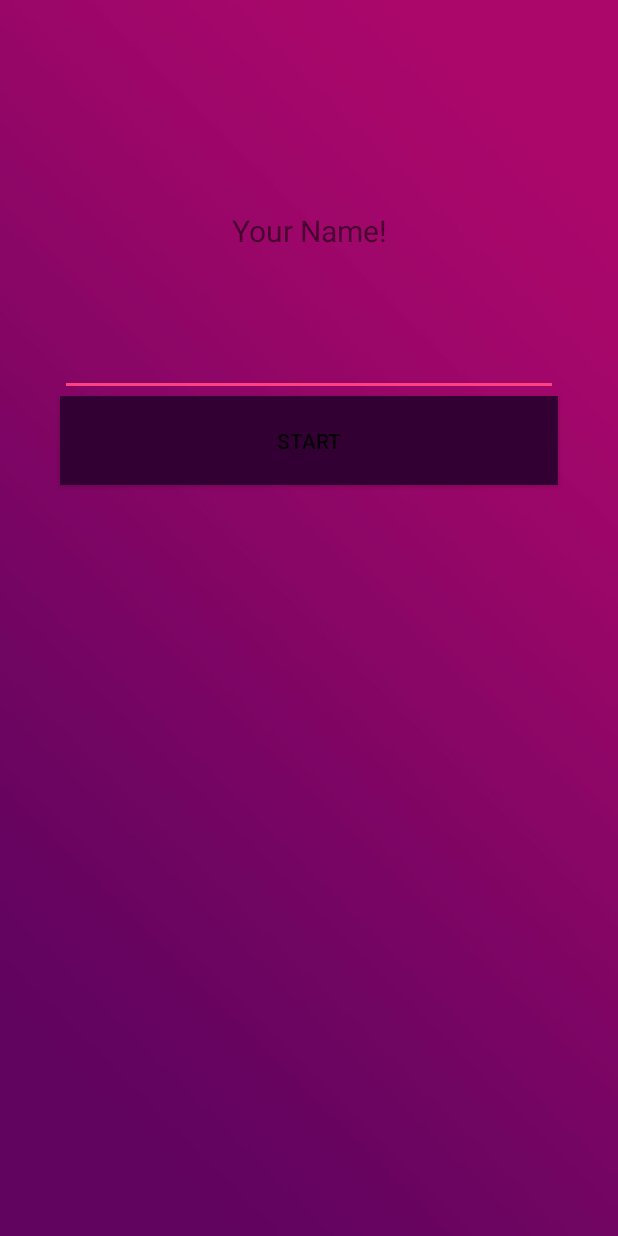
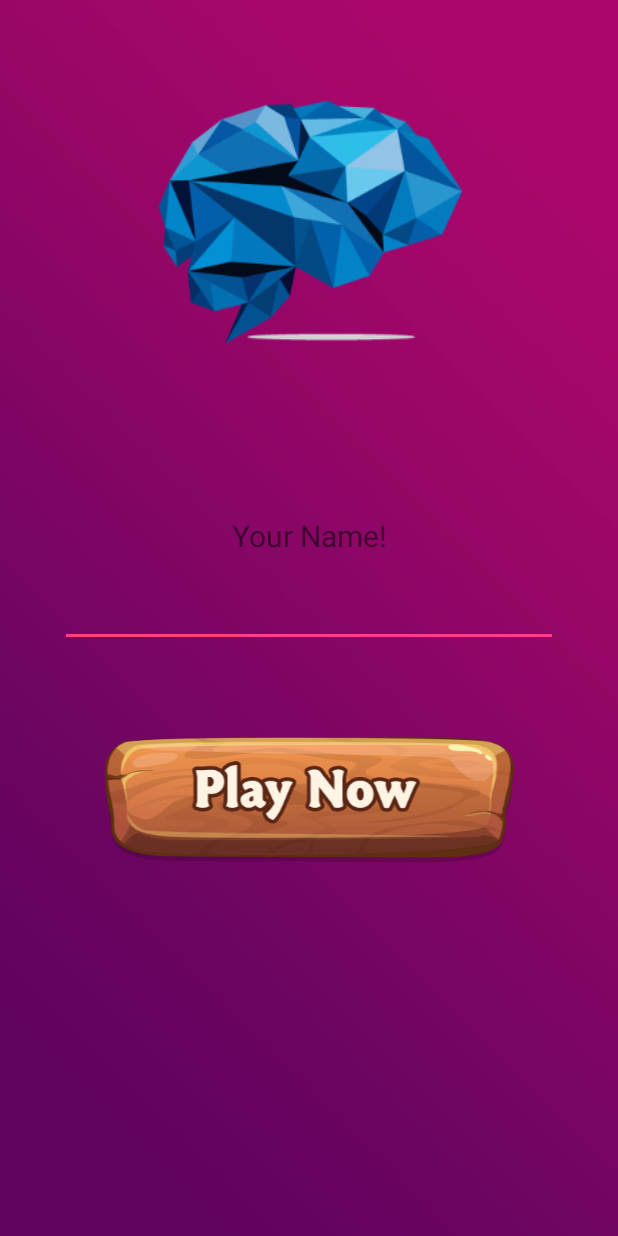
Before and after one commit to tlgbltcn/MemoryGame, an Android app: the screen it shows after launch (MainActivity), on a phone screen of 412 x 824 dp. Run offline under Robolectric (Android 15) with nearby library versions, the phone set to English and light mode, and no system bars.

Commit message:
New İmage Asset

```diff
--- a/app/src/main/java/com/example/tolga/memorygame/ui/ui/MainActivity.java
+++ b/app/src/main/java/com/example/tolga/memorygame/ui/ui/MainActivity.java
@@ -5,11 +5,13 @@ import android.os.Bundle;
 import android.view.View;
 import android.widget.Button;
 import android.widget.EditText;
+import android.widget.ImageView;
+
 import com.example.tolga.memorygame.BaseActivity.BaseActivity;
 import com.example.tolga.memorygame.R;
 
 public class MainActivity extends BaseActivity implements View.OnClickListener{
-    private Button bStart;
+    private ImageView bStart;
     private EditText et;
 
     @Override
@@ -22,14 +24,14 @@ public class MainActivity extends BaseActivity implements View.OnClickListener{
         super.onCreate(instance);
         setStatusBar(true);
         et  = (EditText) findViewById(R.id.name_edttxt);
-        bStart = (Button) findViewById(R.id.btn_start);
+        bStart = (ImageView) findViewById(R.id.btn_start);
         bStart.setOnClickListener(this);
     }
 
     @Override
     public void onClick(View v) {
-        Intent i = new Intent(MainActivity.this, CardsActivity.class);
-        i.putExtra("mesaj",et.getText().toString());
+        Intent i = new Intent(MainActivity.this, ResultActivity.class);
+//        i.putExtra("mesaj",et.getText().toString());
         startActivity(i);
     }
 }
--- a/app/src/main/res/layout/activity_main.xml
+++ b/app/src/main/res/layout/activity_main.xml
@@ -8,17 +8,24 @@
     tools:context="com.example.tolga.memorygame.ui.ui.MainActivity"
     android:weightSum="1">
 
+    <ImageView
+        android:layout_width="276dp"
+        android:layout_height="wrap_content"
+        android:layout_margin="20dp"
+        android:src="@drawable/brain"
+        android:layout_gravity="center"
+        android:layout_weight="0.31" />
+
 
     <TextView
+        android:id="@+id/textView2"
         android:layout_width="wrap_content"
         android:layout_height="wrap_content"
-        android:layout_gravity="center_horizontal"
+        android:layout_gravity="center"
+        android:gravity="center"
+        android:layout_marginTop="50dp"
         android:text="Your Name!"
-        android:paddingTop="120dp"
-        android:textSize="20sp"
-        android:gravity="center"
-        android:layout_weight="0.07" />
-
+        android:textSize="20sp" />
 
     <EditText
         android:layout_width="match_parent"
@@ -29,14 +36,15 @@
         android:layout_gravity="center_horizontal"
         android:layout_weight="0.07" />
 
-    <Button
+    <ImageView
         android:layout_width="match_parent"
         android:layout_height="wrap_content"
         android:paddingTop="20dp"
         android:id="@+id/btn_start"
-        android:background="@color/purple1"
+        android:src="@drawable/button"
         android:layout_marginLeft="40dp"
         android:layout_marginRight="40dp"
+        android:layout_marginTop="40dp"
         android:padding="20dp"
         android:text="Start"
         android:layout_gravity="center"
--- a/build.gradle
+++ b/build.gradle
@@ -5,7 +5,7 @@ buildscript {
         jcenter()
     }
     dependencies {
-        classpath 'com.android.tools.build:gradle:2.3.1'
+        classpath 'com.android.tools.build:gradle:2.3.3'
 
         // NOTE: Do not place your application dependencies here; they belong
         // in the individual module build.gradle files
```
Also changed, not shown: app/src/main/java/com/example/tolga/memorygame/ui/ui/ResultActivity.java (+4 -3 lines), app/src/main/res/layout/activity_cards.xml (+4 -6 lines), app/src/main/res/layout/activity_result.xml (+39 -6 lines), app/src/main/res/drawable-hdpi/d11.png, app/src/main/res/drawable-hdpi/d4.png, app/src/main/res/drawable-mdpi/d11.png, app/src/main/res/drawable-mdpi/d4.png, app/src/main/res/drawable-xhdpi/brain.png (added), app/src/main/res/drawable-xhdpi/button.png (added), app/src/main/res/drawable-xhdpi/d11.png, app/src/main/res/drawable-xhdpi/d4.png, app/src/main/res/drawable-xhdpi/restartgame.png (added), app/src/main/res/drawable-xxhdpi/d11.png, app/src/main/res/drawable-xxhdpi/d4.png, 2 more files.
